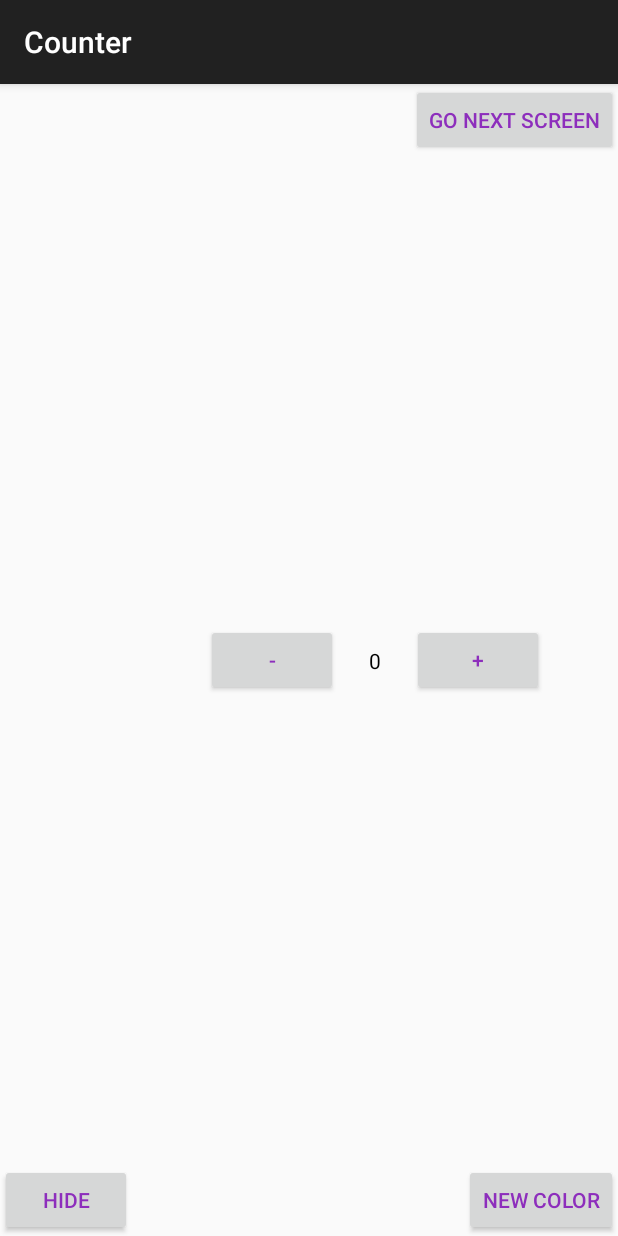
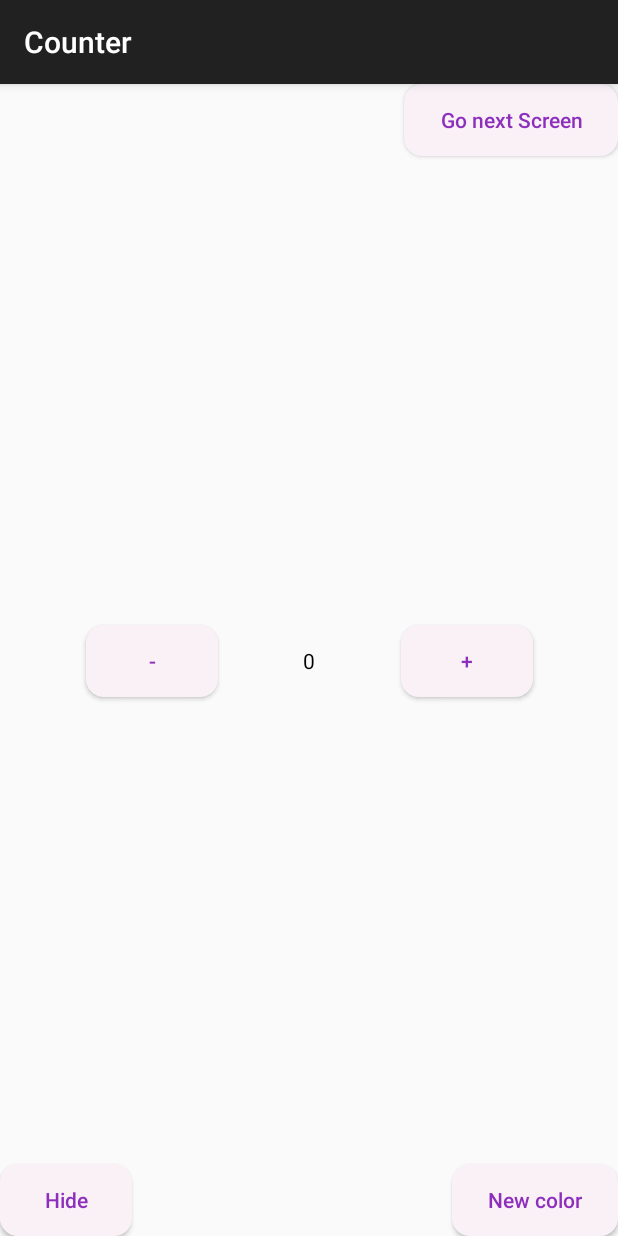
Before and after one commit to FedorGubin/Counter, an Android app: the screen it shows after launch (MainActivity), on a phone screen of 412 x 824 dp. Run offline under Robolectric (Android 15) with nearby library versions, the phone set to English and light mode, and no system bars.

Commit message:
Refactoring code

```diff
--- a/app/src/main/AndroidManifest.xml
+++ b/app/src/main/AndroidManifest.xml
@@ -15,7 +15,6 @@
         <activity
             android:name=".MainActivity"
             android:exported="true"
-            android:label="@string/app_name"
             android:theme="@style/Theme.Counter">
             <intent-filter>
                 <action android:name="android.intent.action.MAIN" />
@@ -23,7 +22,7 @@
                 <category android:name="android.intent.category.LAUNCHER" />
             </intent-filter>
         </activity>
-     <activity android:name=".ui.theme.SecondActivity"/>
+     <activity android:name=".SecondActivity"/>
     </application>
 
 </manifest>
--- /dev/null
+++ b/app/src/main/res/drawable/button_background.xml
@@ -0,0 +1,6 @@
+<?xml version="1.0" encoding="utf-8"?>
+<shape xmlns:android="http://schemas.android.com/apk/res/android"
+    android:shape="rectangle">
+    <solid android:color="#F9F1F6"/>
+    <corners android:radius="12dp"/>
+</shape>
--- a/app/src/main/res/layout/main_activity.xml
+++ b/app/src/main/res/layout/main_activity.xml
@@ -5,30 +5,43 @@
     xmlns:tools="http://schemas.android.com/tools"
     android:layout_width="match_parent"
     android:layout_height="match_parent"
+    android:layout_margin="16dp"
     tools:context=".MainActivity">
 
     <Button
         android:id="@+id/goNextScreen"
         android:layout_width="wrap_content"
         android:layout_height="wrap_content"
-        android:text="Go next Screen"
+        android:text="@string/go_next_screen"
+        android:textAllCaps="false"
         app:layout_constraintTop_toTopOf="parent"
         app:layout_constraintEnd_toEndOf="parent"
-        android:textColor="#8D2EBC"/>
+        android:textColor="#8D2EBC"
+        android:background="@drawable/button_background"
+        android:paddingHorizontal="24dp"
+        android:paddingVertical="14dp"/>
     <Button
         android:id="@+id/newColor"
         android:layout_width="wrap_content"
         android:layout_height="wrap_content"
-        android:text="New color"
+        android:text="@string/new_color"
         app:layout_constraintBottom_toBottomOf="parent"
         app:layout_constraintEnd_toEndOf="parent"
-        android:textColor="#8D2EBC"/>
+        android:background="@drawable/button_background"
+        android:paddingHorizontal="24dp"
+        android:paddingVertical="14dp"
+        android:textColor="#8D2EBC"
+        android:textAllCaps="false"/>
 
     <Button
         android:id="@+id/hide"
         android:layout_width="wrap_content"
         android:layout_height="wrap_content"
-        android:text="Hide"
+        android:text="@string/hide"
+        android:textAllCaps="false"
+        android:background="@drawable/button_background"
+        android:paddingHorizontal="24dp"
+        android:paddingVertical="14dp"
         app:layout_constraintBottom_toBottomOf="parent"
         app:layout_constraintStart_toStartOf="parent"
         android:textColor="#8D2EBC"/>
@@ -37,32 +50,40 @@
         android:id="@+id/minus"
         android:layout_width="wrap_content"
         android:layout_height="wrap_content"
-        android:text="-"
-        app:layout_constraintTop_toTopOf="parent"
-        app:layout_constraintBottom_toBottomOf="parent"
-        app:layout_constraintStart_toEndOf="@+id/hide"
-        app:layout_constraintEnd_toStartOf="@+id/plus"
+        android:text="@string/minus"
+        android:textAllCaps="false"
+        android:background="@drawable/button_background"
+        android:paddingHorizontal="24dp"
+        android:paddingVertical="14dp"
+        app:layout_constraintTop_toTopOf="@id/counter"
+        app:layout_constraintBottom_toBottomOf="@id/counter"
+        app:layout_constraintEnd_toStartOf="@id/counter"
+        app:layout_constraintStart_toStartOf="parent"
         android:textColor="#8D2EBC"/>
 
     <Button
         android:id="@+id/plus"
         android:layout_width="wrap_content"
         android:layout_height="wrap_content"
-        android:text="+"
-        app:layout_constraintTop_toTopOf="parent"
-        app:layout_constraintBottom_toBottomOf="parent"
+        android:text="@string/plus"
+        android:textAllCaps="false"
+        android:background="@drawable/button_background"
+        android:paddingHorizontal="24dp"
+        android:paddingVertical="14dp"
+        app:layout_constraintTop_toTopOf="@id/counter"
+        app:layout_constraintBottom_toBottomOf="@id/counter"
+        app:layout_constraintStart_toEndOf="@+id/counter"
         app:layout_constraintEnd_toEndOf="parent"
-        app:layout_constraintStart_toEndOf="@+id/minus"
         android:textColor="#8D2EBC"/>
 
     <TextView
         android:id="@+id/counter"
         android:layout_width="wrap_content"
         android:layout_height="wrap_content"
-        android:text="0"
+        tools:text="0"
         app:layout_constraintTop_toTopOf="parent"
         app:layout_constraintBottom_toBottomOf="parent"
-        app:layout_constraintStart_toEndOf="@+id/minus"
-        app:layout_constraintEnd_toStartOf="@+id/plus"
+        app:layout_constraintStart_toStartOf="parent"
+        app:layout_constraintEnd_toEndOf="parent"
         android:textColor="#000000"/>
 </androidx.constraintlayout.widget.ConstraintLayout>
--- a/app/src/main/res/values/strings.xml
+++ b/app/src/main/res/values/strings.xml
@@ -1,3 +1,11 @@
 <resources>
     <string name="app_name">Counter</string>
+    <string name="hide">Hide</string>
+    <string name="visible">Visible</string>
+    <string name="go_next_screen">Go next Screen</string>
+    <string name="plus">+</string>
+    <string name="minus">-</string>
+    <string name="new_color">New color</string>
+    <string name="second_screen_text">Опа, второй экран открылся</string>
+    <string name="back">Back</string>
 </resources>
```
Also changed, not shown: app/build.gradle (+3 -19 lines), app/src/main/java/com/example/counter/MainActivity.kt (+13 -9 lines), app/src/main/java/com/example/counter/SecondActivity.kt (renamed from app/src/main/java/com/example/counter/ui/theme/SecondActivity.kt, +2 -5 lines), app/src/main/java/com/example/counter/ui/theme/Color.kt (deleted, +0 -11 lines), app/src/main/java/com/example/counter/ui/theme/Theme.kt (deleted, +0 -70 lines), app/src/main/java/com/example/counter/ui/theme/Type.kt (deleted, +0 -34 lines), app/src/main/res/layout/second_activity.xml (+5 -5 lines).
